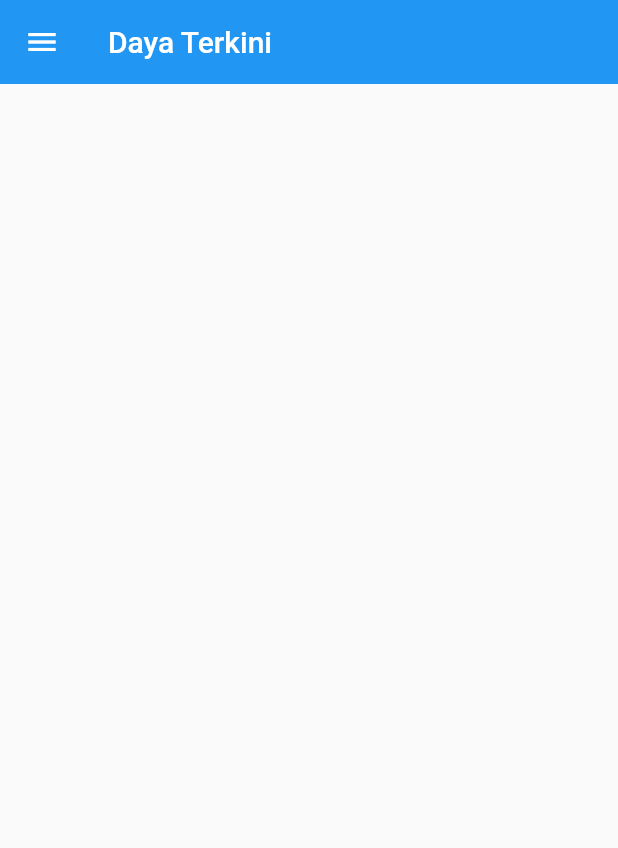
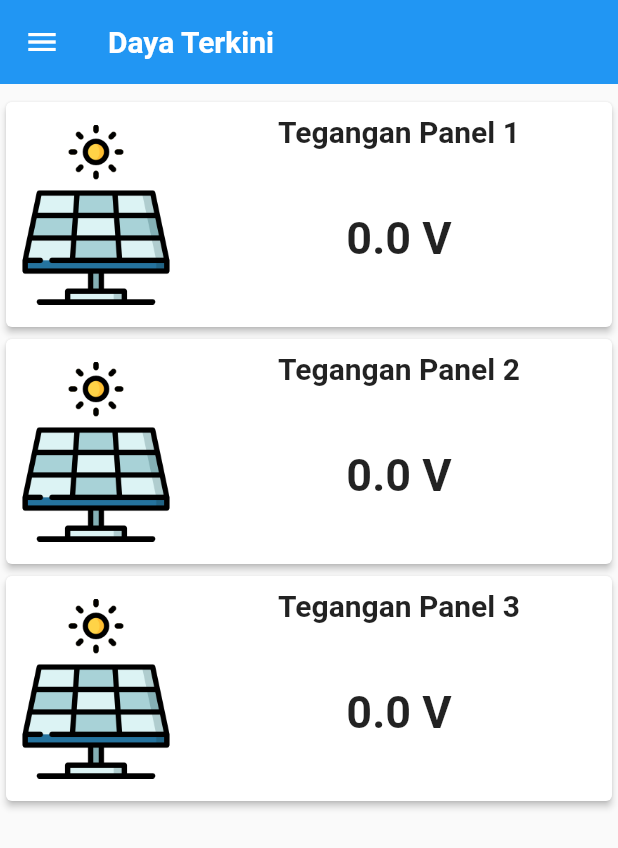
Before and after one commit to 0x776172/TA-Aplikasi-Monitoring, a Flutter app: the screen it shows after launch, on a phone screen of 412 x 824 dp. Shown: the top 848 px of the screen. Run offline on Flutter 3.47's test engine with Material 2 defaults, Android fonts, the light colour scheme and no system bars; our stand-ins replace firebase_core, firebase_database; accounts and stored records are empty.

Commit message:
Update Aplikasi
Menambah asset di pubspec,
membenahi tampilan
memisahkan card yang digunakan untuk tampilan.
membuat widget card custom

```diff
--- a/lib/data/get_data.dart
+++ b/lib/data/get_data.dart
@@ -1,6 +1,6 @@
 class GetData {
   String? id;
-  DateTime? timestamp;
+  String? timestamp;
   double? lightIntensity;
   double? voltage;
 
--- /dev/null
+++ b/lib/screen/card_data.dart
@@ -0,0 +1,59 @@
+import 'package:flutter/material.dart';
+
+class MyCard extends StatefulWidget {
+  final double? dataVoltage;
+  final String title;
+  const MyCard({Key? key, required this.title, required this.dataVoltage})
+      : super(key: key);
+
+  @override
+  State<MyCard> createState() => _MyCardState();
+}
+
+class _MyCardState extends State<MyCard> {
+  @override
+  Widget build(BuildContext context) {
+    return Card(
+      elevation: 2,
+      child: SizedBox(
+        height: 150,
+        // MediaQuery.of(context).size.height / 3.75,
+        child: Row(
+          children: [
+            Image.asset(
+              "lib/asset/solar-panel.png",
+              height: 120,
+              width: 120,
+            ),
+            Expanded(
+              child: Column(
+                children: [
+                  Padding(
+                    padding: const EdgeInsets.only(top: 8.0),
+                    child: Text(
+                      widget.title,
+                      style: const TextStyle(
+                        fontSize: 20,
+                        fontWeight: FontWeight.bold,
+                      ),
+                    ),
+                  ),
+                  Expanded(
+                      child: Center(
+                    child: SizedBox(
+                      child: Text(
+                        "${widget.dataVoltage} V",
+                        style: const TextStyle(
+                            fontSize: 30, fontWeight: FontWeight.bold),
+                      ),
+                    ),
+                  ))
+                ],
+              ),
+            ),
+          ],
+        ),
+      ),
+    );
+  }
+}
--- a/lib/screen/main_screen.dart
+++ b/lib/screen/main_screen.dart
@@ -1,8 +1,9 @@
 import 'dart:convert';
-
+import 'package:intl/intl.dart';
 import 'package:firebase_database/firebase_database.dart';
 import 'package:flutter/material.dart';
 import 'package:monitoring_output/data/get_data.dart';
+import 'package:monitoring_output/screen/card_data.dart';
 import 'history_screen.dart';
 
 class MyHomePage extends StatefulWidget {
@@ -23,7 +24,7 @@ class _MyHomePageState extends State<MyHomePage> {
     // TODO: implement initState
     super.initState();
     _getData1();
-    // _getData2();
+    _getData2();
     // _getData3();
   }
 
@@ -32,12 +33,14 @@ class _MyHomePageState extends State<MyHomePage> {
       data1.clear();
       setState(() {
         for (var snapshot in event.snapshot.children) {
-          var values =
-              Map<String, dynamic>.from(jsonDecode(jsonEncode(snapshot.value)));
+          var values = Map<dynamic, dynamic>.from(
+              jsonDecode(jsonEncode(snapshot.value)));
+          var rawDate =
+              DateTime.fromMillisecondsSinceEpoch(values['Timestamp'] ?? 0);
+          var date = DateFormat("dd/MM/yyyy HH:mm").format(rawDate);
           var result = GetData(
             id: snapshot.key ?? "",
-            timestamp:
-                DateTime.fromMillisecondsSinceEpoch(values['Timestamp'] ?? 0),
+            timestamp: date,
             lightIntensity: values['lightIntensity'] ?? 0,
             voltage: values['voltage'] ?? 0,
           );
@@ -48,23 +51,26 @@ class _MyHomePageState extends State<MyHomePage> {
     });
   }
 
-  // void _getData2() {
-  //   _db.child('panel2').onValue.listen((event) {
-  //     setState(() {
-  //       for (var snapshot in event.snapshot.children) {
-  //         var values =
-  //             Map<String, dynamic>.from(jsonDecode(jsonEncode(snapshot.value)));
-  //         var result = GetData(
-  //           id: snapshot.key!,
-  //           timestamp: DateTime.fromMillisecondsSinceEpoch(values['Timestamp']),
-  //           lightIntensity: values['lightIntensity'],
-  //           voltage: values['voltage'],
-  //         );
-  //         data2.add(result);
-  //       }
-  //     });
-  //   });
-  // }
+  void _getData2() {
+    _db.child('panel2').onValue.listen((event) {
+      setState(() {
+        for (var snapshot in event.snapshot.children) {
+          var values = Map<dynamic, dynamic>.from(
+              jsonDecode(jsonEncode(snapshot.value)));
+          var rawDate =
+              DateTime.fromMillisecondsSinceEpoch(values['Timestamp'] ?? 0);
+          var date = DateFormat("dd/MM/yyyy HH:mm").format(rawDate);
+          var result = GetData(
+            id: snapshot.key ?? "",
+            timestamp: date,
+            lightIntensity: values['lightIntensity'] ?? 0,
+            voltage: values['voltage'] ?? 0,
+          );
+          data2.add(result);
+        }
+      });
+    });
+  }
 
   // void _getData3() {
   //   _db.child('panel3').onValue.listen((event) {
@@ -90,17 +96,48 @@ class _MyHomePageState extends State<MyHomePage> {
       child: Scaffold(
         appBar: AppBar(
           elevation: 0,
-          title: const Text('Daya Terkini'),
+          title: const Text(
+            'Daya Terkini',
+            style: TextStyle(fontWeight: FontWeight.bold),
+          ),
         ),
         drawer: Drawer(
             child: ListView(
           children: [
-            const DrawerHeader(
-              decoration: BoxDecoration(),
-              child: Text('List Data Output'),
+            DrawerHeader(
+              decoration: const BoxDecoration(color: Colors.blue),
+              child: Column(
+                children: [
+                  Expanded(child: Image.asset("lib/asset/Logo_PENS_putih.png")),
+                  // const Text(
+                  //   'Menu',
+                  //   style: TextStyle(
+                  //       fontSize: 20,
+                  //       color: Colors.white,
+                  //       fontWeight: FontWeight.bold),
+                  // ),
+                ],
+              ),
+            ),
+            const Padding(
+              padding: EdgeInsets.all(15),
+              child: Text(
+                "History",
+                style: TextStyle(
+                    fontWeight: FontWeight.bold,
+                    color: Color.fromARGB(255, 75, 75, 75)),
+              ),
             ),
             ListTile(
-              title: const Text("Panel 1"),
+              leading: Image.asset(
+                "lib/asset/solar-panel.png",
+                height: 30,
+                width: 30,
+              ),
+              title: const Text(
+                "Panel 1",
+                style: TextStyle(fontWeight: FontWeight.bold),
+              ),
               onTap: () {
                 Navigator.pop(context);
                 Navigator.push(
@@ -108,13 +145,21 @@ class _MyHomePageState extends State<MyHomePage> {
                     MaterialPageRoute(
                       builder: (context) => HistoryScreen(
                         data: data1,
-                        title: "Data Panel 1",
+                        title: "DATA PANEL 1",
                       ),
                     ));
               },
             ),
             ListTile(
-              title: const Text("Panel 2"),
+              leading: Image.asset(
+                "lib/asset/solar-panel.png",
+                height: 30,
+                width: 30,
+              ),
+              title: const Text(
+                "Panel 2",
+                style: TextStyle(fontWeight: FontWeight.bold),
+              ),
               onTap: () {
                 Navigator.pop(context);
                 Navigator.push(
@@ -122,13 +167,21 @@ class _MyHomePageState extends State<MyHomePage> {
                     MaterialPageRoute(
                       builder: (context) => HistoryScreen(
                         data: data2,
-                        title: "Data Panel 2",
+                        title: "DATA PANEL 2",
                       ),
                     ));
               },
             ),
             ListTile(
-              title: const Text("Panel 3"),
+              leading: Image.asset(
+                "lib/asset/solar-panel.png",
+                height: 30,
+                width: 30,
+              ),
+              title: const Text(
+                "Panel 3",
+                style: TextStyle(fontWeight: FontWeight.bold, fontSize: 15),
+              ),
               onTap: () {
                 Navigator.pop(context);
                 Navigator.push(
@@ -136,14 +189,65 @@ class _MyHomePageState extends State<MyHomePage> {
                     MaterialPageRoute(
                       builder: (context) => HistoryScreen(
                         data: data3,
-                        title: "Data Panel 3",
+                        title: "DATA PANEL 3",
                       ),
                     ));
               },
             ),
+            const Divider(),
+            ListTile(
+              leading: const Icon(
+                Icons.info_outline,
+              ),
+              title: const Text(
+                "Tentang Kami",
+                style: TextStyle(fontWeight: FontWeight.bold),
+              ),
+              onTap: () {
+                showDialog(
+                    context: context,
+                    builder: (BuildContext context) => AlertDialog(
+                          title: const Text(
+                            "Tentang Kami",
+                            style: TextStyle(fontWeight: FontWeight.bold),
+                          ),
+                          content: Column(
+                            crossAxisAlignment: CrossAxisAlignment.start,
+                            mainAxisSize: MainAxisSize.min,
+                            children: const [
+                              Text("Asset yang digunakan:"),
+                              Text(
+                                  "https://www.flaticon.com/free-icon/solar-panel_869745?term=solar%20panel&related_id=869745")
+                            ],
+                          ),
+                        ));
+              },
+            )
           ],
         )),
-        body: Column(),
+        body: ListView(
+          children: [
+            Card(
+              elevation: 2,
+              child: Row(children: []),
+            ),
+            MyCard(
+              title: "Tegangan Panel 1",
+              dataVoltage:
+                  data1.isNotEmpty ? data1[data1.length - 1].voltage : 0,
+            ),
+            MyCard(
+              title: "Tegangan Panel 2",
+              dataVoltage:
+                  data2.isNotEmpty ? data2[data2.length - 1].voltage : 0,
+            ),
+            MyCard(
+              title: "Tegangan Panel 3",
+              dataVoltage:
+                  data3.isNotEmpty ? data3[data3.length - 1].voltage : 0,
+            ),
+          ],
+        ),
       ),
     );
   }
```
Also changed, not shown: lib/screen/history_screen.dart (+47 -25 lines), pubspec.yaml (+5 -3 lines), lib/asset/Logo_PENS_putih.png (added), lib/asset/logo-pens.png (added), lib/asset/solar-panel.png (added), pubspec.lock.
